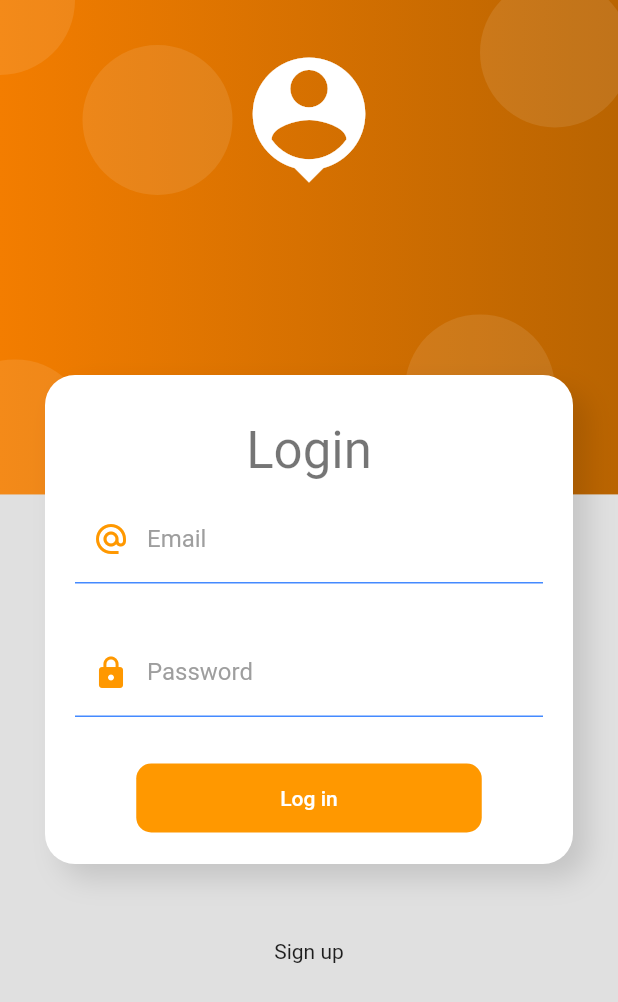
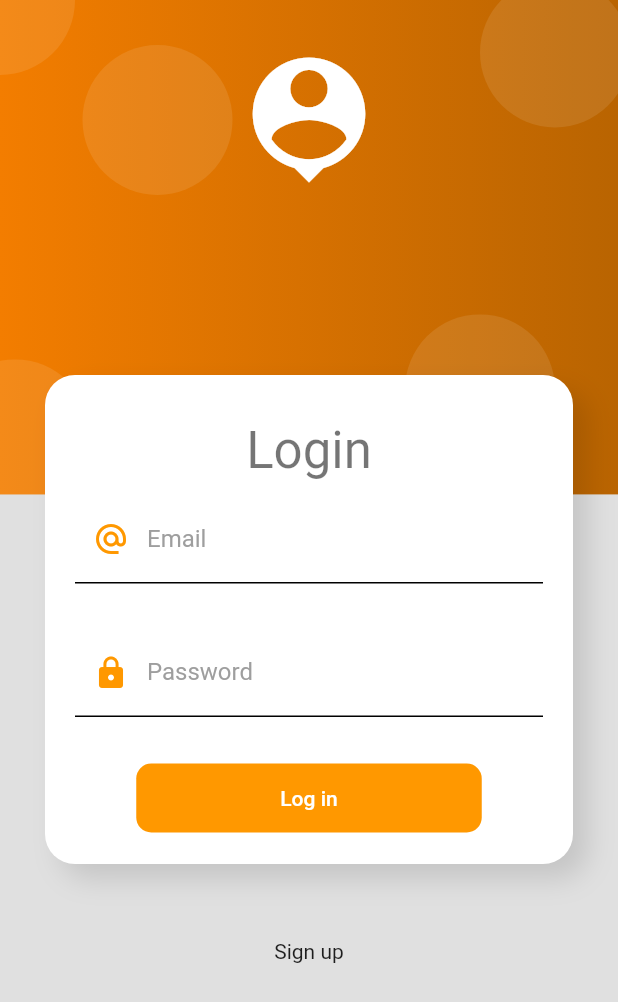
Before and after one commit to bastndev/App_Products, a Flutter app: the LoginScreen screen opened by its route, on a phone screen of 412 x 824 dp. Shown: the top 1002 px of the screen. Run offline on Flutter 3.47's test engine with Material 2 defaults, Android fonts, the phone set to English and light mode, and no system bars; network calls fail.

Commit message:
:arrow_up: Update `new`

```diff
--- a/lib/ui/input_decorations.dart
+++ b/lib/ui/input_decorations.dart
@@ -10,7 +10,7 @@ class InputDecorations {
     return InputDecoration(
       enabledBorder: const UnderlineInputBorder(
         borderSide: BorderSide(
-          color: Colors.blueAccent,
+          color: Colors.black,
         ),
       ),
       focusedBorder: const UnderlineInputBorder(
```
Also changed, not shown: lib/screens/product_screen.dart (+12 -6 lines).
